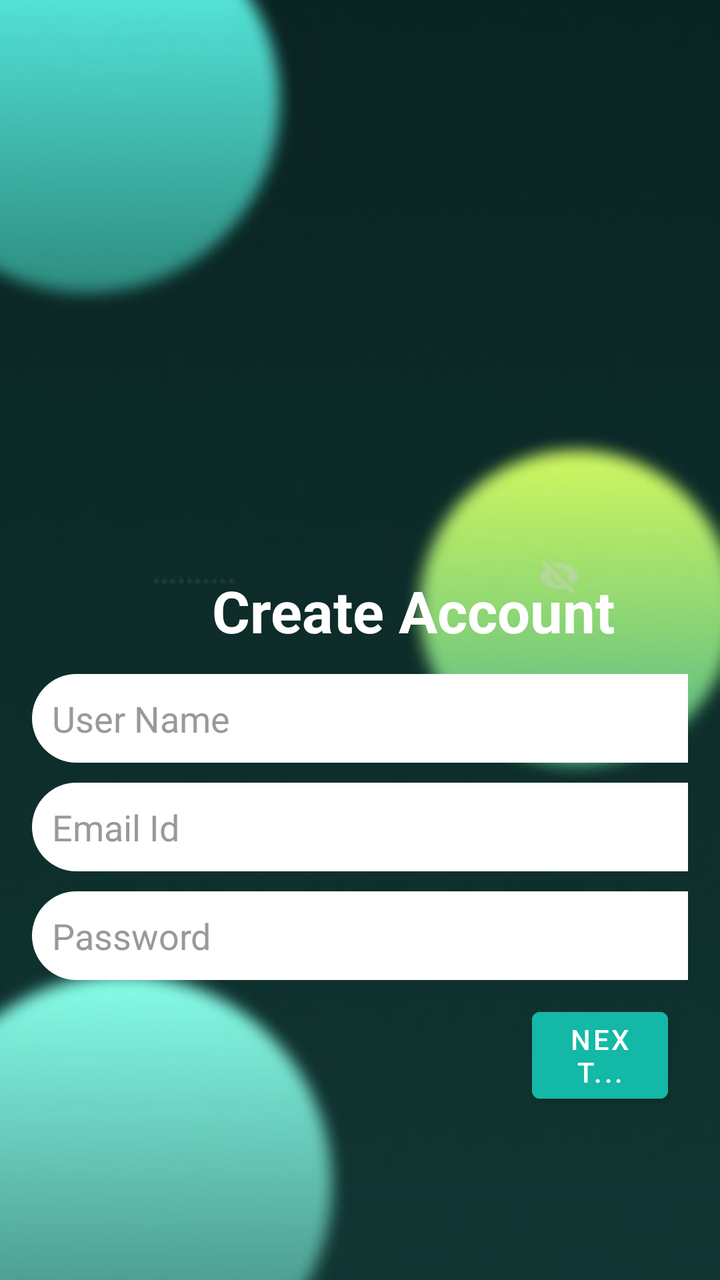
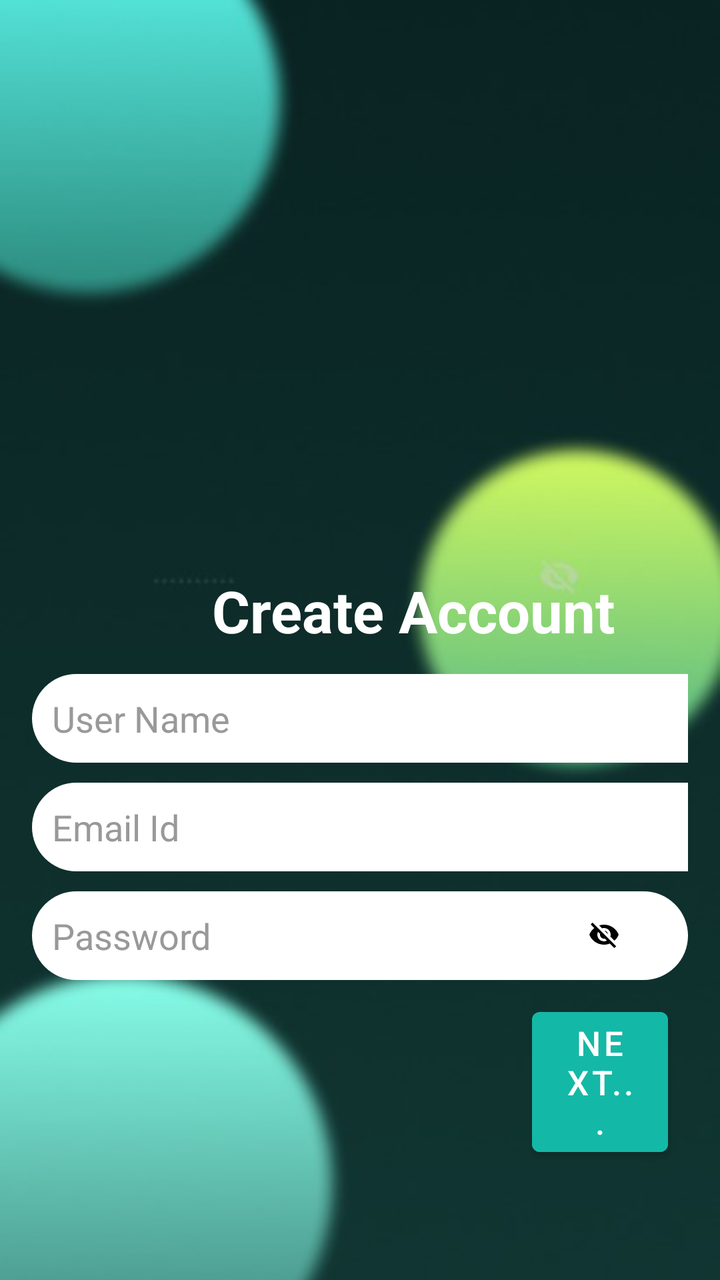

Before-and-after screenshots of an Android layout around one commit, followed by the original layout XML and the change that was made.
<!-- AndroidManifest.xml: application theme Theme.Project5 -->
<!-- res/layout/signuppage.xml -->
<?xml version="1.0" encoding="utf-8"?>
<FrameLayout
    xmlns:android="http://schemas.android.com/apk/res/android"
    xmlns:tools="http://schemas.android.com/tools"

    android:layout_width="match_parent"
    android:layout_height="match_parent">
    <ImageView
        android:layout_width="match_parent"
        android:layout_height="match_parent"
        android:src="@drawable/homepage"
        android:scaleType="centerCrop" />
<LinearLayout
    android:orientation="vertical"
    android:padding="16dp"
    android:layout_width="match_parent"
    android:layout_height="match_parent"
   >


    <TextView
        android:id="@+id/textView4"
        android:layout_width="385dp"
        android:layout_height="41dp"
        android:layout_marginTop="270dp"
        android:layout_marginBottom="10dp"
        android:text ="Create Account"
        android:textColor="@color/white"
        android:textSize="29sp"
        android:paddingStart="90dp"
        android:textStyle="bold"
        tools:layout_editor_absoluteX="55dp"
        tools:layout_editor_absoluteY="164dp" />

  

    <EditText
        android:id="@+id/etUsername"
        android:layout_width="350dp"
        android:layout_height="wrap_content"
        android:layout_marginBottom="10dp"
        android:background="@drawable/mainxml"
        android:hint="User Name"
        android:textColorHint="#999"
        android:textColor="@color/black"
        tools:layout_editor_absoluteX="23dp"
        tools:layout_editor_absoluteY="352dp" />



    <EditText
        android:id="@+id/etEmail"
        android:layout_width="350dp"
        android:layout_height="wrap_content"
        android:layout_marginBottom="10dp"
        android:background="@drawable/mainxml"
        android:hint="Email Id"
        android:textColorHint="#999"
        android:textColor="@color/black"
        tools:layout_editor_absoluteX="22dp"
        tools:layout_editor_absoluteY="416dp" />

    <EditText
        android:id="@+id/etPassword"
        android:layout_width="352dp"
        android:layout_height="wrap_content"
        android:layout_marginBottom="10dp"
        android:background="@drawable/mainxml"
        android:hint="Password"
        android:textColorHint="#999"
        android:textColor="@color/black"
        tools:layout_editor_absoluteX="22dp"
        tools:layout_editor_absoluteY="483dp" />

    <Button
        android:id="@+id/btnNext"
        android:layout_width="wrap_content"
        android:layout_height="wrap_content"
        android:layout_marginLeft="250dp"
        android:layout_marginRight="10dp"
        android:backgroundTint="#14B8A6"
        android:text="Next..."
        android:textColor="#FFFFFF"
        tools:layout_editor_absoluteX="292dp"
        tools:layout_editor_absoluteY="565dp" />


</LinearLayout>
</FrameLayout>
<!-- resources referenced by this layout -->
<resources>
  <color name="black">#FF000000</color>
  <color name="white">#FFFFFFFF</color>
  <!-- drawable homepage: jpeg bitmap (drawable, 15478 bytes) -->
  <!-- drawable mainxml (drawable) -->
  <shape xmlns:android="http://schemas.android.com/apk/res/android"
      android:shape="rectangle">
      <solid android:color="#FFFFFF" />
      <corners android:radius="25dp" />
      <padding android:left="10dp"
  
          android:top="10dp"
          android:right="10dp"
          android:bottom="10dp"/>
  </shape>
  <style name="Theme.Project5" parent="Base.Theme.Project5" />
  <style name="Base.Theme.Project5" parent="Theme.MaterialComponents.DayNight.NoActionBar">
          <item name="colorSecondary">#2196F3</item>
          <item name="colorControlActivated">#2196F3</item>
          <item name="colorOnSurface">#2196F3</item>
          
  
          
      </style>
</resources>

<!-- the commit's change to res/layout/signuppage.xml (unified diff, before → after) -->
@@ -1,10 +1,10 @@
 <?xml version="1.0" encoding="utf-8"?>
-<FrameLayout
-    xmlns:android="http://schemas.android.com/apk/res/android"
+<FrameLayout xmlns:android="http://schemas.android.com/apk/res/android"
     xmlns:tools="http://schemas.android.com/tools"
 
     android:layout_width="match_parent"
-    android:layout_height="match_parent">
+    android:layout_height="match_parent"
+    xmlns:app="http://schemas.android.com/apk/res-auto">
     <ImageView
         android:layout_width="match_parent"
         android:layout_height="match_parent"
@@ -59,7 +59,9 @@
         android:textColor="@color/black"
         tools:layout_editor_absoluteX="22dp"
         tools:layout_editor_absoluteY="416dp" />
-
+    <RelativeLayout
+        android:layout_width="match_parent"
+        android:layout_height="wrap_content">
     <EditText
         android:id="@+id/etPassword"
         android:layout_width="352dp"
@@ -72,6 +74,19 @@
         tools:layout_editor_absoluteX="22dp"
         tools:layout_editor_absoluteY="483dp" />
 
+    <ImageView
+        android:id="@+id/ivTogglePassword"
+        android:layout_width="24dp"
+        android:layout_height="24dp"
+        android:layout_alignParentEnd="true"
+        android:layout_marginTop="10dp"
+        android:layout_marginEnd="30dp"
+        android:contentDescription="Toggle password"
+        android:padding="4dp"
+        android:src="@drawable/ic_eyeclosed"
+        app:tint="@android:color/black" />
+</RelativeLayout>
+
     <Button
         android:id="@+id/btnNext"
         android:layout_width="wrap_content"
@@ -80,6 +95,7 @@
         android:layout_marginRight="10dp"
         android:backgroundTint="#14B8A6"
         android:text="Next..."
+        android:textSize="17dp"
         android:textColor="#FFFFFF"
         tools:layout_editor_absoluteX="292dp"
         tools:layout_editor_absoluteY="565dp" />
<!-- resource entries referenced after the edit -->
@@ -3,6 +3,12 @@
   <color name="black">#FF000000</color>
   <color name="white">#FFFFFFFF</color>
   <!-- drawable homepage: jpeg bitmap (drawable, 15478 bytes) -->
+  <!-- drawable ic_eyeclosed (drawable) -->
+  <vector xmlns:android="http://schemas.android.com/apk/res/android" android:height="24dp" android:tint="#000000" android:viewportHeight="24" android:viewportWidth="24" android:width="24dp">
+        
+      <path android:fillColor="@android:color/white" android:pathData="M12,6.5c2.76,0 5,2.24 5,5 0,0.51 -0.1,1 -0.24,1.46l3.06,3.06c1.39,-1.23 2.49,-2.77 3.18,-4.53C21.27,7.11 17,4 12,4c-1.27,0 -2.49,0.2 -3.64,0.57l2.17,2.17c0.47,-0.14 0.96,-0.24 1.47,-0.24zM3.42,2.45L2.01,3.87l2.68,2.68C3.06,7.83 1.77,9.53 1,11.5 2.73,15.89 7,19 12,19c1.52,0 2.97,-0.3 4.31,-0.82l3.43,3.43 1.41,-1.41L3.42,2.45zM12,16.5c-2.76,0 -5,-2.24 -5,-5 0,-0.77 0.18,-1.5 0.49,-2.14l1.57,1.57c-0.03,0.18 -0.06,0.37 -0.06,0.57 0,1.66 1.34,3 3,3 0.2,0 0.38,-0.03 0.57,-0.07L14.14,16c-0.65,0.32 -1.37,0.5 -2.14,0.5zM14.97,11.17c-0.15,-1.4 -1.25,-2.49 -2.64,-2.64l2.64,2.64z"/>
+      
+  </vector>
   <!-- drawable mainxml (drawable) -->
   <shape xmlns:android="http://schemas.android.com/apk/res/android"
       android:shape="rectangle">
